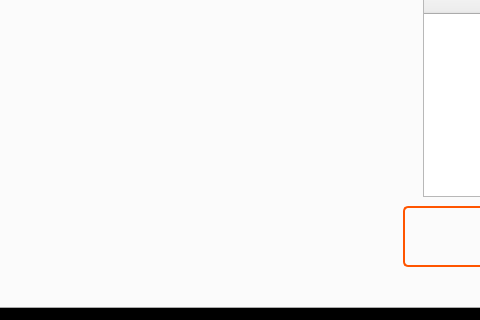
Above: mainwindow.ui from indetails/v1500h before the change; both pictures show x 90 to 570 and y 480 to 800 of the 1200 by 800 pixel window. Below: the same form after it.
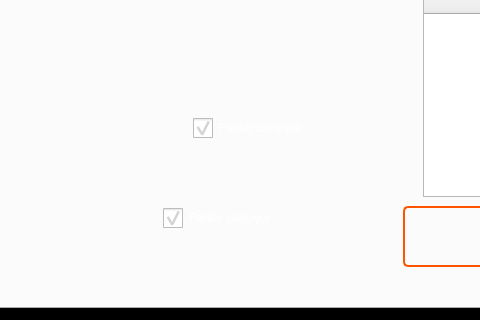
That is the form after the change. The open tabs and pages were chosen to show the change. Icons and pictures are not drawn. Custom widgets are drawn as their Qt base class.

The edit to the form file:
```diff
--- a/mainwindow.ui
+++ b/mainwindow.ui
@@ -5624,6 +5624,78 @@
            </widget>
           </widget>
          </widget>
+         <widget class="QCheckBox" name="cB_tte_27">
+          <property name="geometry">
+           <rect>
+            <x>250</x>
+            <y>470</y>
+            <width>125</width>
+            <height>24</height>
+           </rect>
+          </property>
+          <property name="styleSheet">
+           <string notr="true">
+QCheckBox::indicator {
+    width:20px;
+    height: 20px;
+}
+
+  QCheckBox::indicator:checked
+  {
+image: url(:/images/img/qt3.PNG);
+  }
+  QCheckBox::indicator:unchecked
+  {
+image: url(:/images/img/qt4.PNG);
+}
+QCheckBox{
+font: 12pt &quot;Gill Sans MT&quot;;
+}
+</string>
+          </property>
+          <property name="text">
+           <string>Fanlar calışıyor</string>
+          </property>
+          <property name="checked">
+           <bool>true</bool>
+          </property>
+         </widget>
+         <widget class="QCheckBox" name="cB_tte_5">
+          <property name="geometry">
+           <rect>
+            <x>220</x>
+            <y>560</y>
+            <width>125</width>
+            <height>24</height>
+           </rect>
+          </property>
+          <property name="styleSheet">
+           <string notr="true">
+QCheckBox::indicator {
+    width:20px;
+    height: 20px;
+}
+
+  QCheckBox::indicator:checked
+  {
+image: url(:/images/img/qt3.PNG);
+  }
+  QCheckBox::indicator:unchecked
+  {
+image: url(:/images/img/qt4.PNG);
+}
+QCheckBox{
+font: 12pt &quot;Gill Sans MT&quot;;
+}
+</string>
+          </property>
+          <property name="text">
+           <string>Fanlar calışıyor</string>
+          </property>
+          <property name="checked">
+           <bool>true</bool>
+          </property>
+         </widget>
         </widget>
         <widget class="QWidget" name="detailsPressure">
          <widget class="QGroupBox" name="groupBox_2">
```
Left out of the diff: 12 changed lines with no effect on the pictures.
